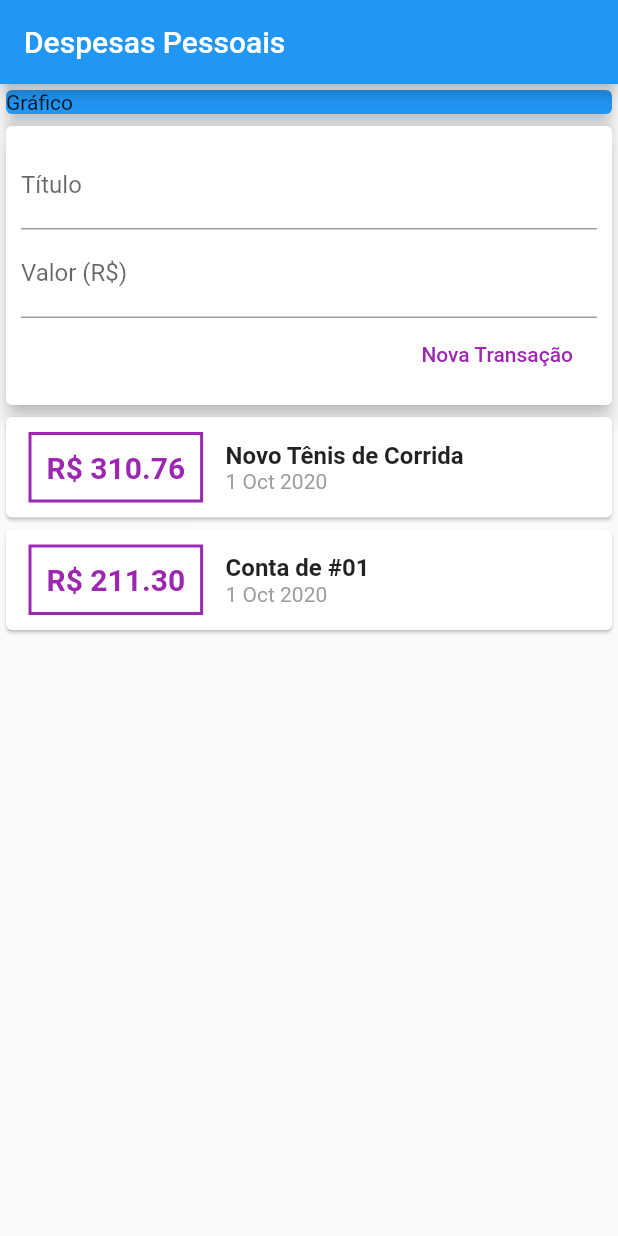
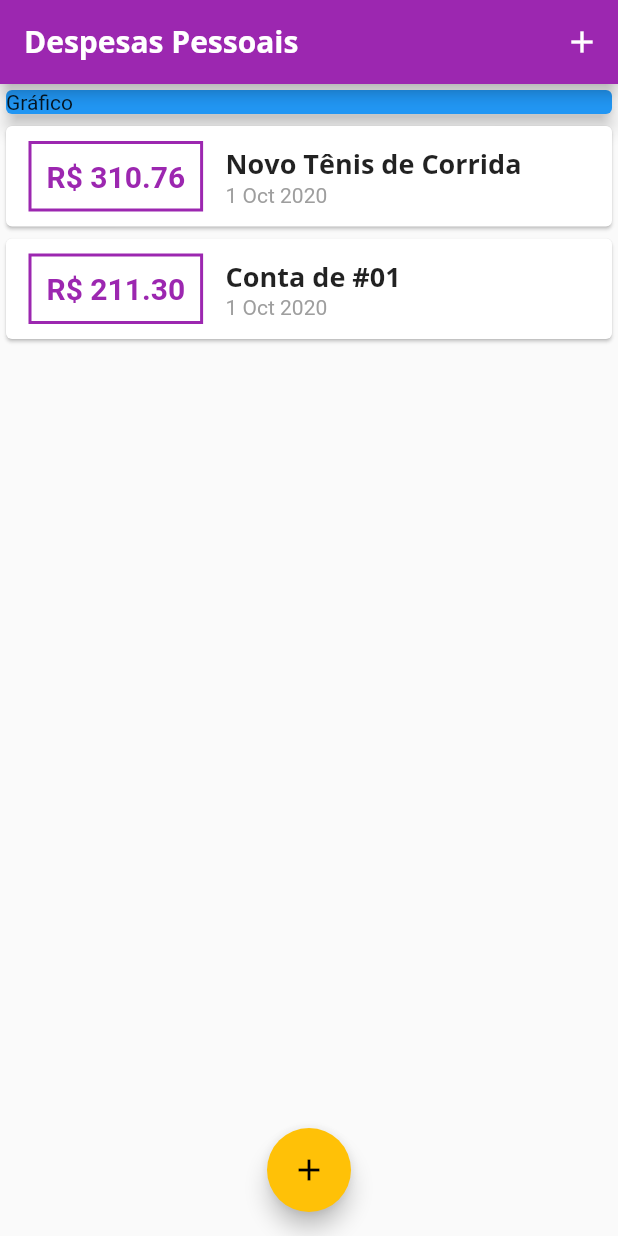
Before and after one commit to harlleybastos/despesas-pessoais, a Flutter app: the screen it shows after launch, on a phone screen of 412 x 824 dp. Run offline on Flutter 3.47's test engine with Material 2 defaults, Android fonts, the phone set to English and light mode, and no system bars.

Commit message:
:package: fontes novas e modal

```diff
--- a/lib/components/transaction_form.dart
+++ b/lib/components/transaction_form.dart
@@ -1,12 +1,18 @@
 import 'package:flutter/material.dart';
 
-class TransactionForm extends StatelessWidget {
-  final titleController = TextEditingController();
-  final valueController = TextEditingController();
-
+class TransactionForm extends StatefulWidget {
   final void Function(String, double) onSubmit;
 
   TransactionForm(this.onSubmit);
+
+  @override
+  _TransactionFormState createState() => _TransactionFormState();
+}
+
+class _TransactionFormState extends State<TransactionForm> {
+  final titleController = TextEditingController();
+
+  final valueController = TextEditingController();
 
   _submitForm() {
     final title = titleController.text;
@@ -16,7 +22,7 @@ class TransactionForm extends StatelessWidget {
       return;
     }
 
-    onSubmit(title, value);
+    widget.onSubmit(title, value);
   }
 
   @override
--- a/lib/components/transaction_list.dart
+++ b/lib/components/transaction_list.dart
@@ -16,8 +16,9 @@ class TransactionList extends StatelessWidget {
         //Mostrar transações criadas em lista
         itemCount:
             transactions.length, //Quantidade de itens a serem renderizados
-        itemBuilder: (ctx, index) { // Chama para renderizar de forma os elementos. Elementos necessários
-          final tr = transactions [index];
+        itemBuilder: (ctx, index) {
+          // Chama para renderizar de forma os elementos. Elementos necessários
+          final tr = transactions[index];
           return Card(
             child: Row(
               children: <Widget>[
@@ -25,7 +26,7 @@ class TransactionList extends StatelessWidget {
                   margin: EdgeInsets.symmetric(horizontal: 15, vertical: 10),
                   decoration: BoxDecoration(
                       border: Border.all(
-                    color: Colors.purple,
+                    color: Theme.of(context).primaryColor,
                     width: 2,
                   )),
                   padding: EdgeInsets.all(10),
@@ -34,7 +35,7 @@ class TransactionList extends StatelessWidget {
                     style: TextStyle(
                       fontWeight: FontWeight.bold,
                       fontSize: 20,
-                      color: Colors.purple,
+                      color: Theme.of(context).primaryColor,
                     ),
                   ),
                 ),
@@ -43,10 +44,7 @@ class TransactionList extends StatelessWidget {
                   children: <Widget>[
                     Text(
                       tr.title,
-                      style: TextStyle(
-                        fontSize: 16,
-                        fontWeight: FontWeight.bold,
-                      ),
+                      style: Theme.of(context).textTheme.title,
                     ),
                     Text(
                         DateFormat('d MMM y').format(tr.date), // Data formatada
--- a/lib/components/transaction_user.dart
+++ /dev/null
@@ -1,54 +0,0 @@
-import 'dart:math';
-
-import 'package:flutter/material.dart';
-import 'transaction_list.dart';
-import 'transaction_form.dart';
-import '../models/transaction.dart';
-
-class TransactionUser extends StatefulWidget {
-  @override
-  _TransactionUserState createState() => _TransactionUserState();
-}
-
-class _TransactionUserState extends State<TransactionUser> {
-
-  final _transactions = [
-    //Lista com modelo de Transações
-    Transaction(
-      id: 't1',
-      title: 'Novo Tênis de Corrida',
-      value: 310.76,
-      date: DateTime.now(),
-    ),
-    Transaction(
-      id: 't2',
-      title: 'Conta de #01',
-      value: 211.30,
-      date: DateTime.now(),
-    ),
-  ];
-
-  _addTransaction(String title, double value){
-    final newTransaction = Transaction(
-      id: Random().nextDouble().toString(),
-      title: title,
-      value: value,
-      date: DateTime.now(),
-    );
-
-    setState(() {
-      _transactions.add(newTransaction);
-    });
-  }
-
-  @override
-  Widget build(BuildContext context) {
-    return Column(
-      children: <Widget>[
-        TransactionForm(_addTransaction),
-        TransactionList(_transactions),
-      ],
-
-    );
-  }
-}
--- a/lib/main.dart
+++ b/lib/main.dart
@@ -1,5 +1,9 @@
-import 'components/transaction_user.dart';
+import 'package:despesasps/components/transaction_form.dart';
 import 'package:flutter/material.dart';
+import 'dart:math';
+import 'components/transaction_list.dart';
+import 'components/transaction_form.dart';
+import 'models/transaction.dart';
 
 main() => runApp(DespesasPessoais());
 
@@ -8,21 +12,90 @@ class DespesasPessoais extends StatelessWidget {
   @override
   Widget build(BuildContext context) {
     return MaterialApp(
-        home: MyHomePage()); // Instancia da página principal home
+      home: MyHomePage(), // Instancia da página principal home
+      theme: ThemeData(
+        primarySwatch: Colors.purple, // Cor principal com material color
+        accentColor: Colors.amber, // Cor de realce do botão
+        fontFamily: 'Quicksand',
+        textTheme: ThemeData.light().textTheme.copyWith( // Alterando fonte do titulo do card
+          title: TextStyle(
+              fontFamily: 'OpenSans',
+              fontSize: 18,
+              fontWeight: FontWeight.bold,
+            ),
+        ),
+        appBarTheme: AppBarTheme( // Alterando fonte do nome do app
+          textTheme: ThemeData.light().textTheme.copyWith(
+            title: TextStyle(
+              fontFamily: 'OpenSans',
+              fontSize: 20,
+              fontWeight: FontWeight.bold,
+            ),
+          ),
+        ),
+      ),
+    );
   }
 }
 
 //Classe criada para instanciar o texto central
-class MyHomePage extends StatelessWidget {
+class MyHomePage extends StatefulWidget {
+  @override
+  _MyHomePageState createState() => _MyHomePageState();
+}
 
+class _MyHomePageState extends State<MyHomePage> {
+  final _transactions = [
+    //Lista com modelo de Transações
+    Transaction(
+      id: 't1',
+      title: 'Novo Tênis de Corrida',
+      value: 310.76,
+      date: DateTime.now(),
+    ),
+    Transaction(
+      id: 't2',
+      title: 'Conta de #01',
+      value: 211.30,
+      date: DateTime.now(),
+    ),
+  ];
 
+  _addTransaction(String title, double value) {
+    final newTransaction = Transaction(
+      id: Random().nextDouble().toString(),
+      title: title,
+      value: value,
+      date: DateTime.now(),
+    );
 
+    setState(() {
+      _transactions.add(newTransaction);
+    });
+
+    Navigator.of(context).pop(); // Fechando Modal apos completar adição
+  }
+
+  _opentransactionFormModal(BuildContext context) {
+    // Abrindo modal
+    showModalBottomSheet(
+        context: context,
+        builder: (_) {
+          return TransactionForm(_addTransaction);
+        });
+  }
 
   @override
   Widget build(BuildContext context) {
     return Scaffold(
       appBar: AppBar(
         title: Text('Despesas Pessoais'),
+        actions: <Widget>[
+          IconButton(
+            icon: Icon(Icons.add),
+            onPressed: () => _opentransactionFormModal(context),
+          ),
+        ],
       ),
       body: SingleChildScrollView(
         child: Column(
@@ -39,10 +112,17 @@ class MyHomePage extends StatelessWidget {
                 elevation: 5, //Ideia de elemento 3D
               ),
             ),
-            TransactionUser(),
+            TransactionList(_transactions),
           ],
         ),
       ),
+      floatingActionButton: FloatingActionButton(
+        //Botão de +
+        child: Icon(Icons.add),
+        onPressed: () => _opentransactionFormModal(context),
+      ),
+      floatingActionButtonLocation:
+          FloatingActionButtonLocation.centerFloat, // Centralizando botão
     );
   }
 }
```
Also changed, not shown: pubspec.yaml (+11 -6 lines), assets/fonts/OpenSans-Bold.ttf (added), assets/fonts/OpenSans-Regular.ttf (added), assets/fonts/Quicksand-Bold.ttf (added), assets/fonts/Quicksand-Light.ttf (added), assets/fonts/Quicksand-Medium.ttf (added), assets/fonts/Quicksand-Regular.ttf (added). Lines whose indentation alone changed are shown as unchanged.
